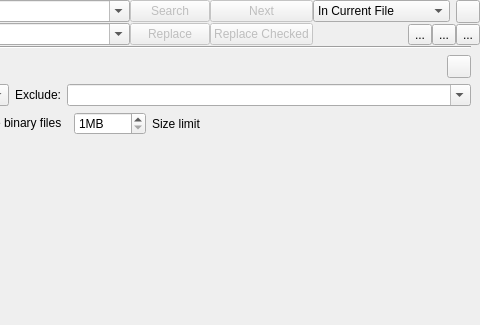
KDE/kate, file addons/search/search.ui: the form before one commit; both pictures show x 448 to 928 and y 0 to 325 of the 928 by 325 pixel window.
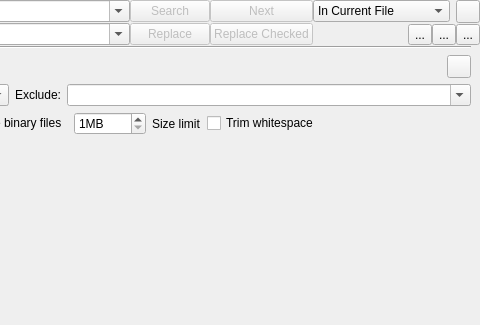
The form after the commit. Custom widgets are drawn as their Qt base class.

Commit message: search: Add option to trim whitespace at the beginning of each line

Diff of the .ui file:
```diff
--- a/addons/search/search.ui
+++ b/addons/search/search.ui
@@ -473,6 +473,16 @@
               </property>
              </widget>
             </item>
+            <item>
+             <widget class="QCheckBox" name="trimSpaceCheckBox">
+              <property name="text">
+               <string>Trim whitespace</string>
+              </property>
+              <property name="toolTip">
+                <string>Trim whitespace at the beginning of each matched line</string>
+              </property>
+             </widget>
+            </item>
             <item>
              <spacer name="horizontalSpacer_2">
               <property name="orientation">
```
Left out of the diff: 14 changed lines with no effect on the pictures. The commit also changes 5 other files.
